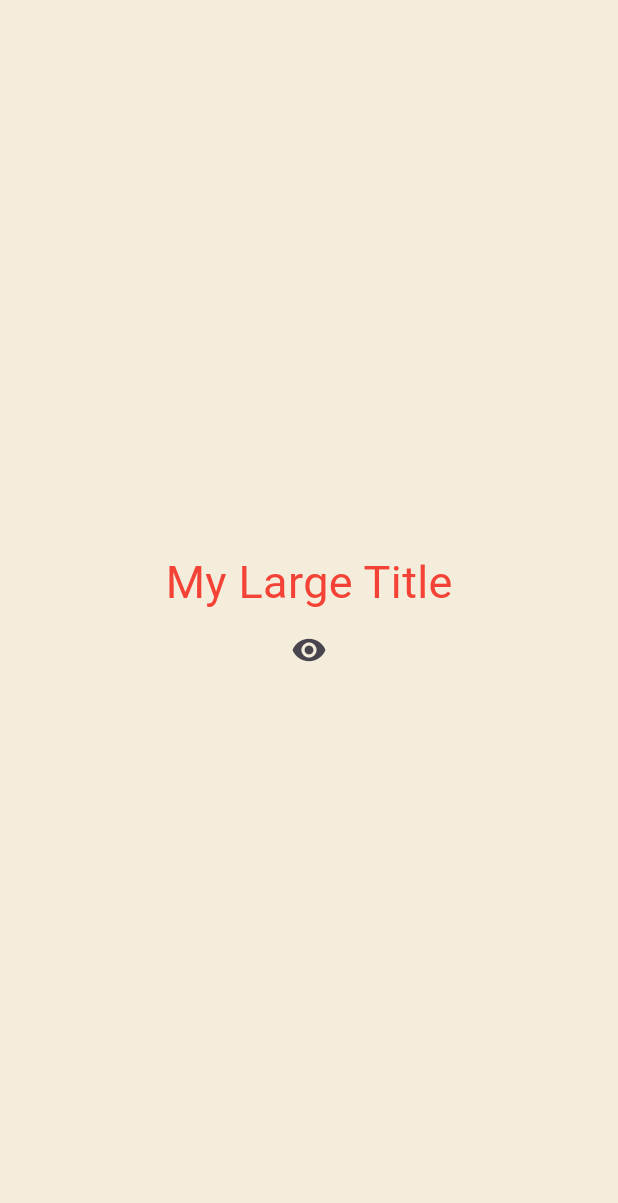
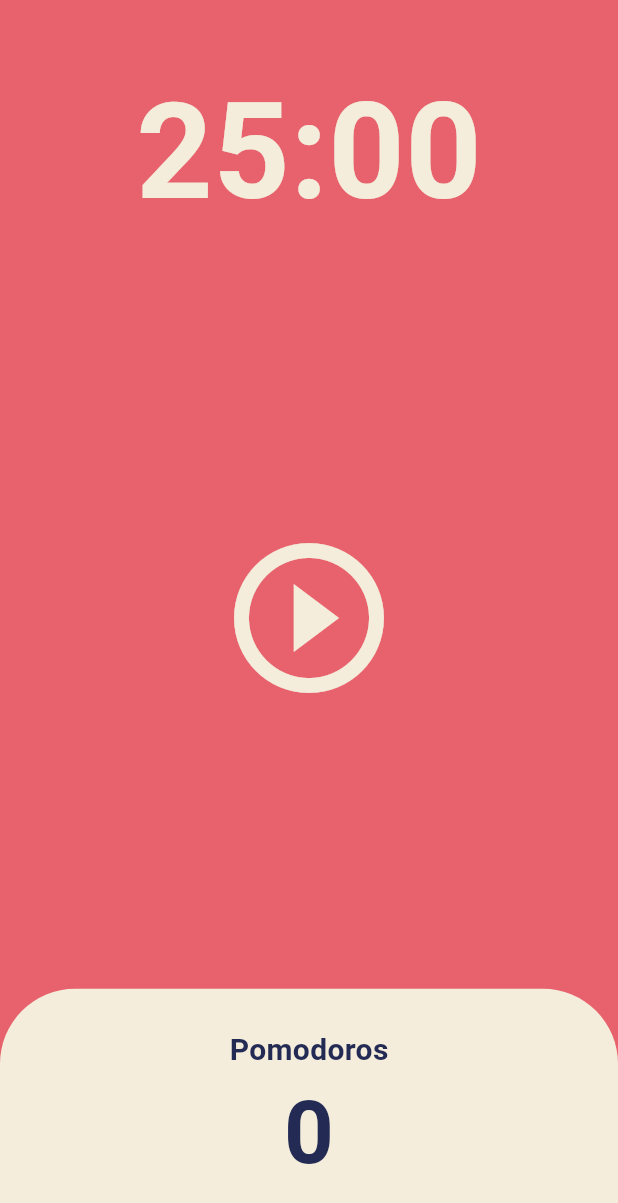
Before and after one commit to byol-han/study-dart-flutter, a Flutter app: the screen it shows after launch, on a phone screen of 412 x 824 dp. Shown: the top 1203 px of the screen. Run offline on Flutter 3.47's test engine with Material 3 defaults, Android fonts, the phone set to English and light mode, and no system bars.

Commit message:
pomodoro app

```diff
--- a/lib/main.dart
+++ b/lib/main.dart
@@ -1,11 +1,13 @@
 import 'package:flutter/material.dart';
+import 'package:toonflix/screens/home_screen.dart';
 import 'package:toonflix/widgets/button.dart';
 import 'package:toonflix/widgets/currency_card.dart';
 
 void main() {
   // runApp(const App());
   // runApp(const App02());
-  runApp(const App03());
+  // runApp(const App03());
+  runApp(const PomodoroApp());
 }
 
 // root widget
@@ -147,49 +149,6 @@ class App extends StatelessWidget {
   }
 }
 
-class App02 extends StatefulWidget {
-  const App02({super.key});
-
-  @override
-  State<App02> createState() => _App02State();
-}
-
-class _App02State extends State<App02> {
-  // int counter = 0;
-  List<int> numbers = [];
-
-  void onClicked() {
-    setState(() {
-      // counter = counter + 1;
-      numbers.add(numbers.length);
-    });
-  }
-
-  @override
-  Widget build(BuildContext context) {
-    return MaterialApp(
-      home: Scaffold(
-        backgroundColor: const Color(0xFFF4EDDB),
-        body: Center(
-          child: Column(
-            mainAxisAlignment: MainAxisAlignment.center,
-            children: [
-              Text('Click count', style: TextStyle(fontSize: 30)),
-              // Text('$counter', style: TextStyle(fontSize: 30)),
-              for (var n in numbers) Text('$n'),
-              IconButton(
-                iconSize: 40,
-                onPressed: onClicked,
-                icon: Icon(Icons.add_box_rounded),
-              ),
-            ],
-          ),
-        ),
-      ),
-    );
-  }
-}
-
 class App03 extends StatefulWidget {
   const App03({super.key});
 
@@ -266,3 +225,30 @@ class _MyLargeTitleState extends State<MyLargeTitle> {
     );
   }
 }
+
+class PomodoroApp extends StatelessWidget {
+  const PomodoroApp({super.key});
+  @override
+  Widget build(BuildContext context) {
+    return MaterialApp(
+      theme: ThemeData(
+        colorScheme: const ColorScheme(
+          brightness: Brightness.light,
+          primary: Color(0xFFE7626C),
+          onPrimary: Colors.white,
+          secondary: Colors.blue,
+          onSecondary: Colors.white,
+          surface: Color(0xFFE7626C),
+          onSurface: Colors.black,
+          error: Colors.red,
+          onError: Colors.white,
+        ),
+        textTheme: const TextTheme(
+          displayLarge: TextStyle(color: Color(0xFF232B55)),
+        ),
+        cardColor: Color(0xFFF4EDDB),
+      ),
+      home: HomeScreen(),
+    );
+  }
+}
--- /dev/null
+++ b/lib/screens/home_screen.dart
@@ -0,0 +1,131 @@
+import 'package:flutter/material.dart';
+import 'dart:async';
+
+class HomeScreen extends StatefulWidget {
+  const HomeScreen({super.key});
+
+  @override
+  State<HomeScreen> createState() => _HomeScreenState();
+}
+
+class _HomeScreenState extends State<HomeScreen> {
+  static const twentyFiveMinutes = 1500;
+  int totalSeconds = twentyFiveMinutes;
+  bool isRunning = false;
+  int totalPomodoros = 0;
+  late Timer timer;
+
+  void onTick(Timer timer) {
+    if (totalSeconds == 0) {
+      setState(() {
+        totalPomodoros = totalPomodoros + 1;
+        isRunning = false;
+        totalSeconds = twentyFiveMinutes;
+      });
+      timer.cancel();
+    } else {
+      setState(() {
+        totalSeconds = totalSeconds - 1;
+      });
+    }
+  }
+
+  void onStartPressed() {
+    timer = Timer.periodic(const Duration(seconds: 1), onTick);
+    setState(() {
+      isRunning = true;
+    });
+  }
+
+  void onPausePressed() {
+    timer.cancel();
+    setState(() {
+      isRunning = false;
+    });
+  }
+
+  String format(int seconds) {
+    var duration = Duration(seconds: seconds);
+    return duration.toString().split(".").first.substring(2, 7);
+  }
+
+  @override
+  Widget build(BuildContext context) {
+    return Scaffold(
+      backgroundColor: Theme.of(context).colorScheme.surface,
+      body: Column(
+        children: [
+          Flexible(
+            flex: 1,
+            child: Container(
+              alignment: Alignment.bottomCenter,
+              child: Text(
+                format(totalSeconds),
+                style: TextStyle(
+                  color: Theme.of(context).cardColor,
+                  fontSize: 89,
+                  fontWeight: FontWeight.w600,
+                ),
+              ),
+            ),
+          ),
+          Flexible(
+            flex: 3,
+            child: Center(
+              child: IconButton(
+                iconSize: 120,
+                color: Theme.of(context).cardColor,
+                onPressed: isRunning ? onPausePressed : onStartPressed,
+                icon: isRunning
+                    ? Icon(Icons.pause_circle_outline)
+                    : Icon(Icons.play_circle_outline),
+              ),
+            ),
+          ),
+          Flexible(
+            flex: 1,
+            child: Row(
+              children: [
+                Expanded(
+                  child: Container(
+                    decoration: BoxDecoration(
+                      color: Theme.of(context).cardColor,
+                      borderRadius: BorderRadius.vertical(
+                        top: Radius.circular(50),
+                      ),
+                    ),
+                    child: Column(
+                      mainAxisAlignment: MainAxisAlignment.center,
+                      children: [
+                        Text(
+                          'Pomodoros',
+                          style: TextStyle(
+                            fontSize: 20,
+                            fontWeight: FontWeight.w600,
+                            color: Theme.of(
+                              context,
+                            ).textTheme.displayLarge!.color,
+                          ),
+                        ),
+                        Text(
+                          '$totalPomodoros',
+                          style: TextStyle(
+                            fontSize: 58,
+                            fontWeight: FontWeight.w600,
+                            color: Theme.of(
+                              context,
+                            ).textTheme.displayLarge!.color,
+                          ),
+                        ),
+                      ],
+                    ),
+                  ),
+                ),
+              ],
+            ),
+          ),
+        ],
+      ),
+    );
+  }
+}
```
Also changed, not shown: lib/widgets/stateful.dart (+48 -0 lines).
